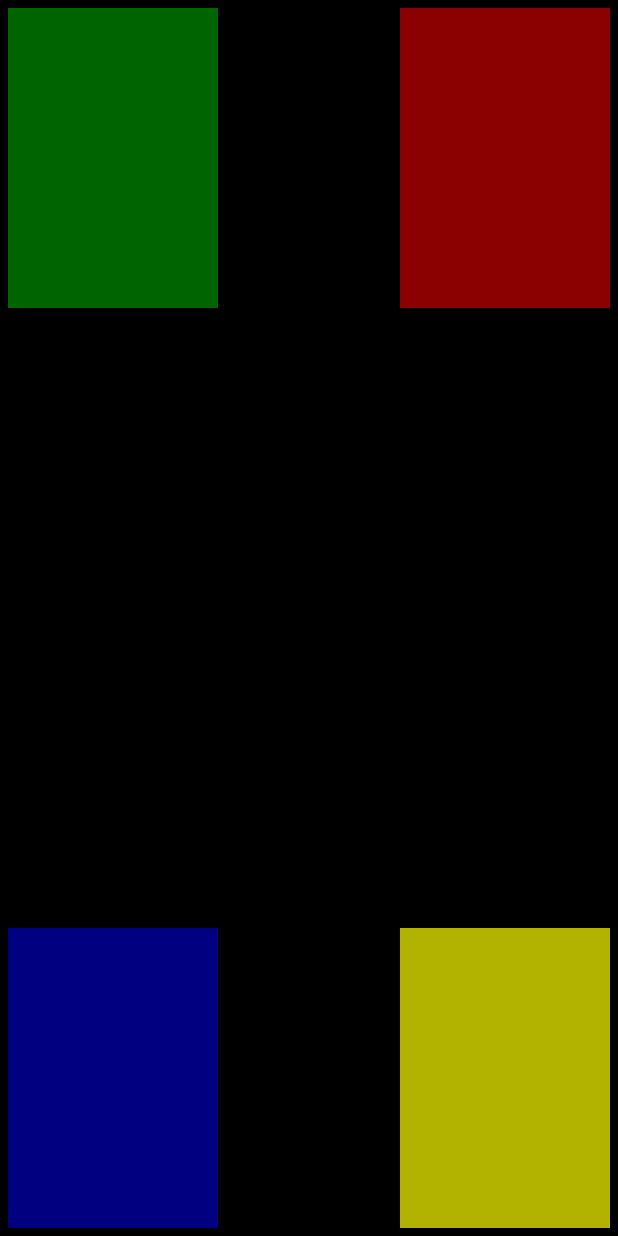
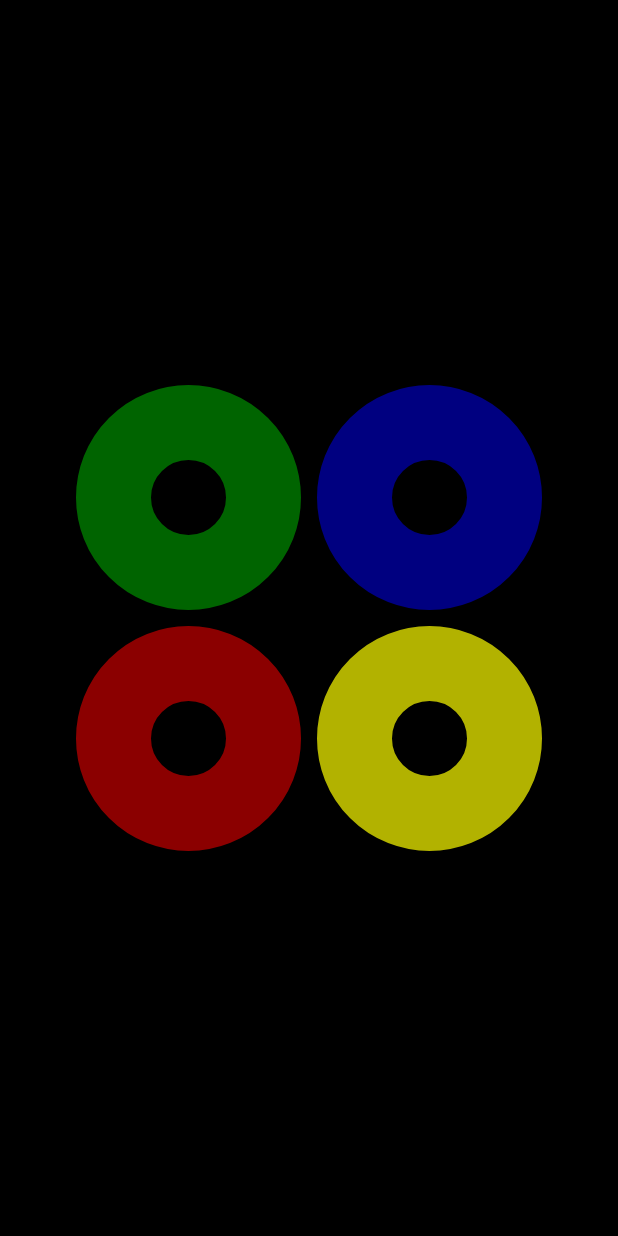
Before and after one commit to LuminaryDoom/Androidhomework7, an Android app: the screen it shows after launch (MainActivity), on a phone screen of 412 x 824 dp. Run offline under Robolectric (Android 15) with nearby library versions, the phone set to English and light mode, and no system bars.

Commit message:
new layout and new game screen

```diff
--- a/app/src/main/AndroidManifest.xml
+++ b/app/src/main/AndroidManifest.xml
@@ -22,6 +22,9 @@
         <activity
             android:name=".MainActivity">
         </activity>
+        <activity
+            android:name=".NewGame">
+        </activity>
 
     </application>
 
--- a/app/src/main/java/nyc/c4q/homeworksimonsays/storeTurn.java
+++ b/app/src/main/java/nyc/c4q/homeworksimonsays/StoreTurn.java
@@ -6,7 +6,7 @@ import java.util.LinkedList;
  * Created by c4q on 10/30/17.
  */
 
-public class storeTurn {
+public class StoreTurn {
 
 
     public static int turnCounter = 0;
--- /dev/null
+++ b/app/src/main/res/drawable/blue_button.xml
@@ -0,0 +1,23 @@
+<?xml version="1.0" encoding="utf-8"?>
+<shape xmlns:android="http://schemas.android.com/apk/res/android" android:shape="rectangle" >
+    <corners
+        android:radius="100dp"
+        />
+    <solid
+        android:color="#000000"
+        />
+    <padding
+        android:left="0dp"
+        android:top="0dp"
+        android:right="0dp"
+        android:bottom="0dp"
+        />
+    <size
+        android:width="45dp"
+        android:height="45dp"
+        />
+    <stroke
+        android:width="100dp"
+        android:color="@color/blueButton"
+        />
+</shape>
--- /dev/null
+++ b/app/src/main/res/drawable/green_button.xml
@@ -0,0 +1,23 @@
+<?xml version="1.0" encoding="utf-8"?>
+<shape xmlns:android="http://schemas.android.com/apk/res/android" android:shape="rectangle" >
+    <corners
+        android:radius="100dp"
+        />
+    <solid
+        android:color="#000000"
+        />
+    <padding
+        android:left="0dp"
+        android:top="0dp"
+        android:right="0dp"
+        android:bottom="0dp"
+        />
+    <size
+        android:width="45dp"
+        android:height="45dp"
+        />
+    <stroke
+        android:width="100dp"
+        android:color="@color/greenButton"
+        />
+</shape>
--- /dev/null
+++ b/app/src/main/res/drawable/red_button.xml
@@ -0,0 +1,23 @@
+<?xml version="1.0" encoding="utf-8"?>
+<shape xmlns:android="http://schemas.android.com/apk/res/android" android:shape="rectangle" >
+    <corners
+        android:radius="100dp"
+        />
+    <solid
+        android:color="#000000"
+        />
+    <padding
+        android:left="0dp"
+        android:top="0dp"
+        android:right="0dp"
+        android:bottom="0dp"
+        />
+    <size
+        android:width="45dp"
+        android:height="45dp"
+        />
+    <stroke
+        android:width="100dp"
+        android:color="@color/redButton"
+        />
+</shape>
--- /dev/null
+++ b/app/src/main/res/drawable/yellow_button.xml
@@ -0,0 +1,23 @@
+<?xml version="1.0" encoding="utf-8"?>
+<shape xmlns:android="http://schemas.android.com/apk/res/android" android:shape="rectangle" >
+    <corners
+        android:radius="100dp"
+        />
+    <solid
+        android:color="#000000"
+        />
+    <padding
+        android:left="0dp"
+        android:top="0dp"
+        android:right="0dp"
+        android:bottom="0dp"
+        />
+    <size
+        android:width="45dp"
+        android:height="45dp"
+        />
+    <stroke
+        android:width="100dp"
+        android:color="@color/yellowButton"
+        />
+</shape>
--- a/app/src/main/res/layout/activity_main.xml
+++ b/app/src/main/res/layout/activity_main.xml
@@ -4,48 +4,66 @@
     android:layout_width="match_parent"
     android:layout_height="match_parent"
     android:background="@color/colorPrimaryDark"
-    tools:context="nyc.c4q.homeworksimonsays.MainActivity">
+    tools:context="nyc.c4q.homeworksimonsays.MainActivity"
+    android:layout_centerInParent="true">
+<LinearLayout
+    android:layout_width="wrap_content"
+    android:layout_height="wrap_content"
+    android:layout_centerInParent="true">
+    <LinearLayout
+        android:layout_width="wrap_content"
+        android:layout_height="wrap_content"
+        android:orientation="vertical"
+        android:layout_alignParentRight="true">
 
         <Button
             android:id="@+id/green_button"
             android:layout_width="@dimen/button_width"
             android:layout_height="@dimen/button_height"
-        android:background="@color/greenButton"
+            android:layout_alignParentStart="true"
+            android:layout_alignParentTop="true"
             android:layout_margin="5dp"
-        android:layout_alignParentTop="true"
-        android:layout_alignParentStart="true"
-        android:onClick="onClickGreenButton"
-      />
+            android:background="@drawable/green_button"
+            android:onClick="onClickGreenButton" />
+
         <Button
             android:id="@+id/red_button"
             android:layout_width="@dimen/button_width"
             android:layout_height="@dimen/button_height"
-        android:background="@color/redButton"
+            android:background="@drawable/red_button"
             android:layout_margin="5dp"
             android:layout_alignParentTop="true"
             android:layout_alignParentEnd="true"
-        android:onClick="onClickRedButton"
-        />
+            android:onClick="onClickRedButton" />
+    </LinearLayout>
+
+    <LinearLayout
+        android:layout_width="wrap_content"
+        android:layout_height="wrap_content"
+        android:orientation="vertical"
+        android:layout_alignParentLeft="true">
+
         <Button
             android:id="@+id/blue_button"
             android:layout_width="@dimen/button_width"
             android:layout_height="@dimen/button_height"
-        android:background="@color/blueButton"
+            android:background="@drawable/blue_button"
             android:layout_margin="5dp"
             android:layout_alignParentBottom="true"
             android:layout_alignParentStart="true"
-        android:onClick="onClickBlueButton"
-        />
+            android:onClick="onClickBlueButton" />
+
         <Button
             android:id="@+id/yellow_button"
             android:layout_width="@dimen/button_width"
             android:layout_height="@dimen/button_height"
-        android:background="@color/yellowButton"
+            android:background="@drawable/yellow_button"
             android:layout_margin="5dp"
             android:layout_alignParentBottom="true"
             android:layout_alignParentEnd="true"
-        android:onClick="onClickYellowButton"
-        />
+            android:onClick="onClickYellowButton" />
+    </LinearLayout>
+</LinearLayout>
 
     <TextView
         android:id="@+id/textView2"
@@ -53,7 +71,7 @@
         android:layout_height="wrap_content"
         android:text="TextView"
         android:layout_centerHorizontal="true"
-        android:layout_centerVertical="true"/>
+        android:layout_centerVertical="true" />
 
 
 </RelativeLayout>
--- a/app/src/main/res/values/dimens.xml
+++ b/app/src/main/res/values/dimens.xml
@@ -1,6 +1,6 @@
 <?xml version="1.0" encoding="utf-8"?>
 <resources>
-    <dimen name ="button_width">140dp</dimen>
-    <dimen name ="button_height">200dp</dimen>
+    <dimen name ="button_width">150dp</dimen>
+    <dimen name ="button_height">150dp</dimen>
     <dimen name="screen_margin">40dp</dimen>
 </resources>
```
Also changed, not shown: app/src/main/java/nyc/c4q/homeworksimonsays/NewGame.java (added, +26 -0 lines), app/src/main/java/nyc/c4q/homeworksimonsays/StartGame.java (added, +18 -0 lines), app/src/main/res/drawable/flash_blue.xml (added, +23 -0 lines), app/src/main/res/drawable/flash_green.xml (added, +23 -0 lines), app/src/main/res/drawable/flash_red.xml (added, +23 -0 lines), app/src/main/res/drawable/flash_yellow.xml (added, +23 -0 lines), app/src/main/res/layout/new_game.xml (added, +28 -0 lines), app/src/main/res/layout/start_game.xml (added, +8 -0 lines), app/src/main/res/drawable/game_over.png (added), app/src/main/res/drawable/new_game_button.png (added). Lines whose indentation alone changed are shown as unchanged.
